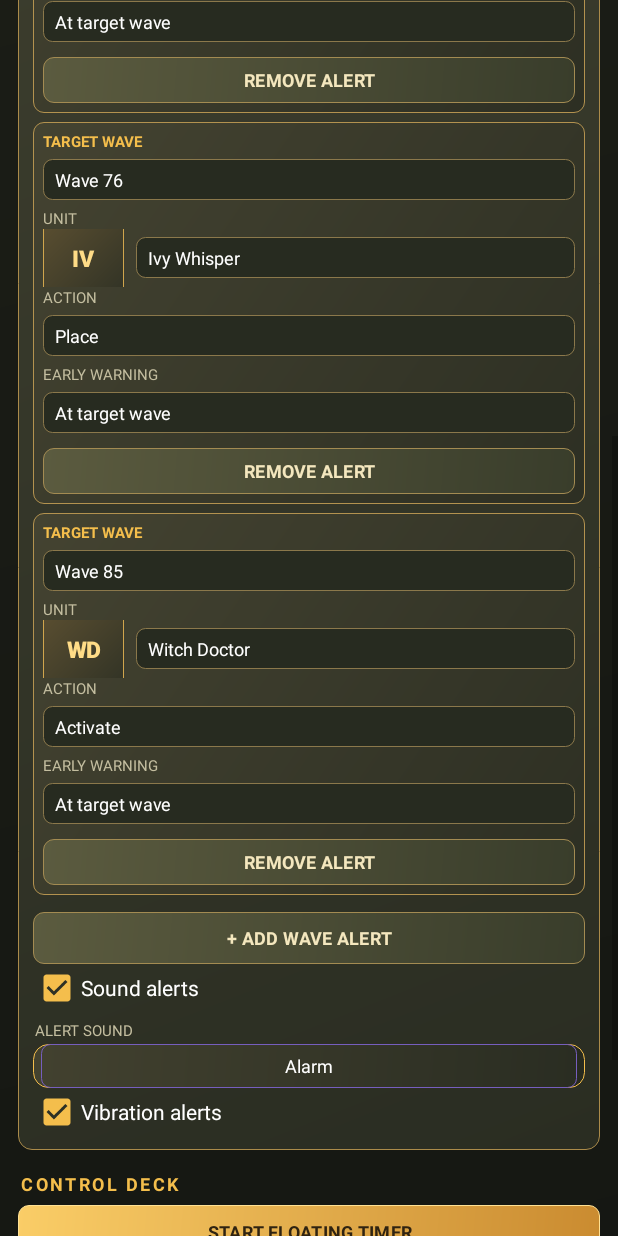
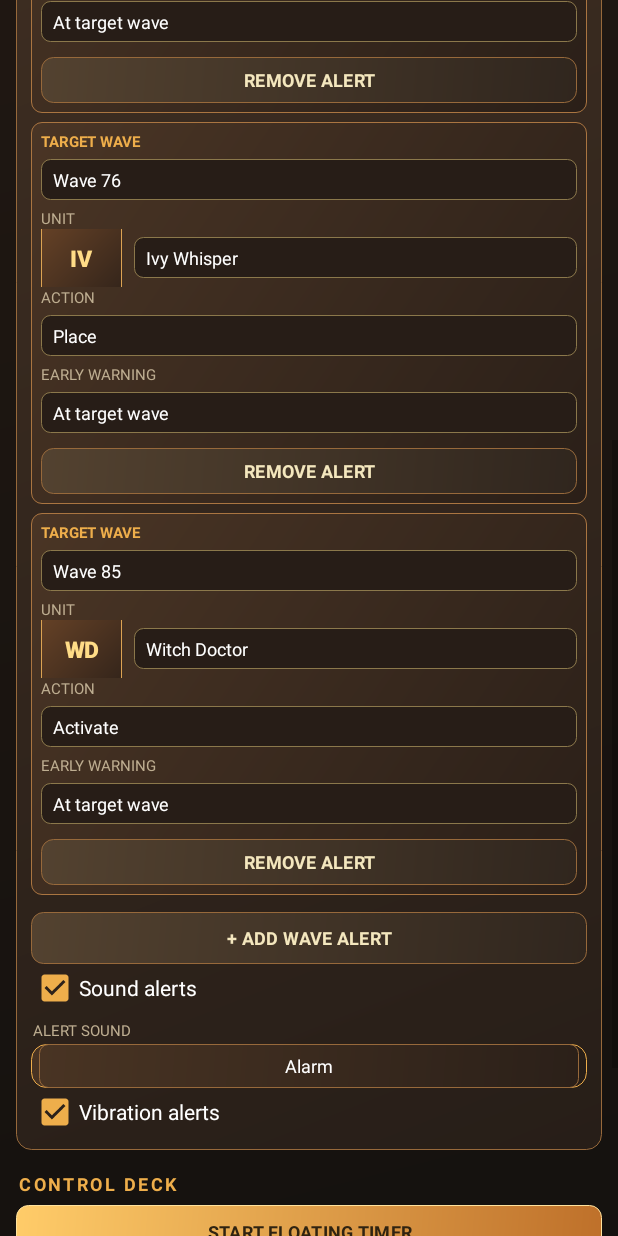
Before and after one commit to yoyoitsyo/CoopTD-App, an Android app: the screen it shows after launch (MainActivity), scrolled down 576 dp, on a phone screen of 412 x 824 dp. Run offline under Robolectric (Android 15) with nearby library versions, the phone set to English and light mode, and no system bars.

Commit message:
Rebuild main screen with Coop TD battlefield card styling

```diff
--- a/app/src/main/java/com/yoyoitsyo/cooptdwall/MainActivity.kt
+++ b/app/src/main/java/com/yoyoitsyo/cooptdwall/MainActivity.kt
@@ -30,24 +30,24 @@ class MainActivity : Activity() {
     private lateinit var vibration: CheckBox
     private lateinit var soundStyle: Spinner
 
-    private val bg = Color.rgb(25, 27, 21)
-    private val panel = Color.rgb(54, 56, 42)
-    private val cyan = Color.rgb(244, 190, 76)
-    private val muted = Color.rgb(196, 190, 160)
+    private val bg = Color.rgb(22, 18, 15)
+    private val panel = Color.rgb(55, 42, 30)
+    private val cyan = Color.rgb(238, 174, 75)
+    private val muted = Color.rgb(190, 174, 145)
     private data class ReminderRow(val wave: Spinner, val unit: Spinner, val action: Spinner, val lead: Spinner, val custom: EditText)
 
     override fun onCreate(savedInstanceState: Bundle?) {
         super.onCreate(savedInstanceState)
         val root = LinearLayout(this).apply {
             orientation = LinearLayout.VERTICAL
-            setPadding(18, 18, 18, 28)
-            background = gradient(intArrayOf(Color.rgb(30, 32, 24), Color.rgb(20, 22, 18)), 0)
+            setPadding(16, 16, 16, 30)
+            background = gradient(intArrayOf(Color.rgb(38, 27, 20), Color.rgb(18, 16, 14)), 0)
         }
 
         val hero = LinearLayout(this).apply {
             orientation = LinearLayout.VERTICAL
-            setPadding(18, 17, 18, 17)
-            background = gradient(intArrayOf(Color.rgb(76, 68, 43), Color.rgb(43, 45, 32)), 8, Color.rgb(210, 164, 69))
+            setPadding(18, 18, 18, 18)
+            background = gradient(intArrayOf(Color.rgb(112, 65, 32), Color.rgb(54, 38, 25)), 10, Color.rgb(226, 174, 86))
         }
         hero.addView(TextView(this).apply {
             text = "COOP TD"
@@ -58,10 +58,10 @@ class MainActivity : Activity() {
             setShadowLayer(2f, 1f, 2f, Color.rgb(35, 25, 12))
         })
         hero.addView(TextView(this).apply {
-            text = "WALL ASSISTANT  •  WAVE CONTROL"
+            text = "BATTLE COMPANION  •  WAVE CONTROL"
             textSize = 11f
             letterSpacing = 0.10f
-            setTextColor(Color.rgb(224, 211, 169))
+            setTextColor(Color.rgb(239, 211, 165))
             typeface = Typeface.DEFAULT_BOLD
             setPadding(1, 5, 1, 0)
         })
@@ -148,7 +148,7 @@ class MainActivity : Activity() {
         }, LinearLayout.LayoutParams(-1, 48).apply { bottomMargin = 16 })
 
         root.addView(TextView(this).apply {
-            text = "AUTO SYNC NOTE\nScreen sync asks Android for permission to read the game display. This first pass looks for a clear “Wave 12” style label; we’ll tune the scan area against your actual game screen."
+            text = "AUTO SYNC\nKeep the wave label and countdown inside the capture frame. OCR uses the WAVE label to avoid confusing the timer with the wave number."
             textSize = 12f
             setTextColor(muted)
             setPadding(4, 4, 4, 8)
@@ -174,7 +174,7 @@ class MainActivity : Activity() {
     private fun card() = LinearLayout(this).apply {
         orientation = LinearLayout.VERTICAL
         setPadding(15, 14, 15, 14)
-        background = gradient(intArrayOf(Color.rgb(62, 63, 47), Color.rgb(42, 45, 34)), 9, Color.rgb(171, 139, 74))
+        background = gradient(intArrayOf(Color.rgb(65, 48, 35), Color.rgb(39, 30, 24)), 10, Color.rgb(151, 105, 59))
     }
 
     private fun sectionTitle(textValue: String) = TextView(this).apply {
@@ -203,7 +203,7 @@ class MainActivity : Activity() {
         textSize = 13f
         setTextColor(Color.WHITE)
         setPadding(12, 5, 12, 5)
-        background = gradient(intArrayOf(Color.rgb(27, 34, 65), Color.rgb(27, 34, 65)), 10, Color.rgb(94, 153, 220))
+        background = gradient(intArrayOf(Color.rgb(35, 27, 22), Color.rgb(35, 27, 22)), 8, Color.rgb(151, 105, 59))
     }
 
     private fun actionButton(label: String, primary: Boolean, action: () -> Unit) = TextView(this).apply {
@@ -217,8 +217,8 @@ class MainActivity : Activity() {
         minHeight = 0
         setPadding(10, 6, 10, 6)
         setTextColor(if (primary) Color.rgb(47, 35, 17) else Color.rgb(244, 231, 190))
-        background = if (primary) gradient(intArrayOf(Color.rgb(250, 205, 103), Color.rgb(202, 139, 48)), 7, Color.rgb(255, 225, 148))
-            else gradient(intArrayOf(Color.rgb(91, 91, 63), Color.rgb(57, 61, 43)), 7, Color.rgb(163, 139, 82))
+        background = if (primary) gradient(intArrayOf(Color.rgb(255, 204, 105), Color.rgb(190, 112, 42)), 8, Color.rgb(255, 226, 157))
+            else gradient(intArrayOf(Color.rgb(83, 66, 48), Color.rgb(48, 38, 30)), 8, Color.rgb(151, 105, 59))
         isClickable = true
         isFocusable = true
         setOnClickListener { action() }
@@ -241,16 +241,16 @@ class MainActivity : Activity() {
                     label.ellipsize = android.text.TextUtils.TruncateAt.END
                     label.setPadding(14, 8, 14, 8)
                     label.layoutParams = ViewGroup.LayoutParams(-1, -1)
-                    label.background = gradient(intArrayOf(Color.rgb(66, 65, 47), Color.rgb(42, 45, 34)), 6, Color.rgb(118, 94, 190))
+                    label.background = gradient(intArrayOf(Color.rgb(73, 52, 35), Color.rgb(43, 32, 25)), 6, Color.rgb(151, 105, 59))
                     return label
                 }
                 override fun getView(position: Int, convertView: View?, parent: ViewGroup): View = styled(position, convertView, false)
                 override fun getDropDownView(position: Int, convertView: View?, parent: ViewGroup): View = styled(position, convertView, true)
             }
-            background = gradient(intArrayOf(Color.rgb(67, 66, 47), Color.rgb(39, 42, 31)), 10, cyan)
+            background = gradient(intArrayOf(Color.rgb(72, 51, 35), Color.rgb(38, 29, 23)), 10, cyan)
             minimumHeight = (52 * resources.displayMetrics.density).toInt()
             setPadding(8, 0, 8, 0)
-            setPopupBackgroundDrawable(gradient(intArrayOf(Color.rgb(63, 61, 43), Color.rgb(31, 34, 26)), 10, cyan))
+            setPopupBackgroundDrawable(gradient(intArrayOf(Color.rgb(65, 46, 31), Color.rgb(29, 23, 19)), 10, cyan))
             dropDownVerticalOffset = (4 * resources.displayMetrics.density).toInt()
             setSelection(options.indexOf(prefs.getString("sound_style", "Alarm")).takeIf { it >= 0 } ?: 1)
         }
@@ -276,7 +276,7 @@ class MainActivity : Activity() {
         val rowCard = LinearLayout(this).apply {
             orientation = LinearLayout.VERTICAL
             setPadding(10, 9, 10, 10)
-            background = gradient(intArrayOf(Color.rgb(68, 67, 49), Color.rgb(45, 47, 35)), 7, Color.rgb(179, 146, 79))
+            background = gradient(intArrayOf(Color.rgb(74, 53, 37), Color.rgb(42, 31, 24)), 7, Color.rgb(170, 117, 65))
         }
         fun spinner(items: List<String>, selected: String): Spinner {
             val view = Spinner(this)
@@ -289,15 +289,15 @@ class MainActivity : Activity() {
                     label.gravity = Gravity.CENTER_VERTICAL
                     label.setPadding(12, 8, 12, 8)
                     label.background = gradient(intArrayOf(
-                        if (dropdown) Color.rgb(91, 83, 55) else Color.rgb(39, 43, 32),
-                        if (dropdown) Color.rgb(62, 62, 44) else Color.rgb(39, 43, 32)
+                        if (dropdown) Color.rgb(95, 65, 39) else Color.rgb(39, 29, 23),
+                        if (dropdown) Color.rgb(68, 47, 32) else Color.rgb(39, 29, 23)
                     ), 6, Color.rgb(139, 120, 75))
                     return label
                 }
                 override fun getView(position: Int, convertView: View?, parent: ViewGroup): View = styled(position, convertView, false)
                 override fun getDropDownView(position: Int, convertView: View?, parent: ViewGroup): View = styled(position, convertView, true)
             }
-            view.setPopupBackgroundDrawable(gradient(intArrayOf(Color.rgb(66, 63, 43), Color.rgb(32, 35, 26)), 10, Color.rgb(255, 207, 104)))
+            view.setPopupBackgroundDrawable(gradient(intArrayOf(Color.rgb(65, 46, 31), Color.rgb(29, 23, 19)), 10, Color.rgb(255, 207, 104)))
             view.minimumHeight = (54 * resources.displayMetrics.density).toInt()
             view.setPadding(0, 0, 0, 0)
             view.setSelection(items.indexOf(selected).takeIf { it >= 0 } ?: 0)
@@ -323,21 +323,21 @@ class MainActivity : Activity() {
             includeFontPadding = true
             setSingleLine(true)
             setPadding(12, 10, 12, 10)
-            background = gradient(intArrayOf(Color.rgb(35, 39, 29), Color.rgb(35, 39, 29)), 8, Color.rgb(140, 124, 81))
+            background = gradient(intArrayOf(Color.rgb(35, 27, 22), Color.rgb(35, 27, 22)), 8, Color.rgb(151, 105, 59))
             visibility = if (unitValue == "Custom unit" || unitValue !in units) View.VISIBLE else View.GONE
         }
         val unitPortrait = TextView(this).apply {
             text = when (unitValue) {
-                "Blue Dragon" -> "DR"
-                "Ivy Whisper" -> "IV"
-                "Witch Doctor" -> "WD"
+                "Blue Dragon" -> "✦"
+                "Ivy Whisper" -> "✧"
+                "Witch Doctor" -> "❖"
                 else -> "★"
             }
             textSize = 15f
             gravity = Gravity.CENTER
             typeface = Typeface.create("sans-serif-black", Typeface.BOLD)
             setTextColor(Color.rgb(255, 220, 135))
-            background = gradient(intArrayOf(Color.rgb(91, 79, 49), Color.rgb(48, 50, 37)), 6, Color.rgb(208, 165, 77))
+            background = gradient(intArrayOf(Color.rgb(104, 67, 39), Color.rgb(49, 35, 26)), 6, Color.rgb(220, 163, 83))
         }
         unit.onItemSelectedListener = object : android.widget.AdapterView.OnItemSelectedListener {
             override fun onNothingSelected(parent: android.widget.AdapterView<*>?) {}
```
